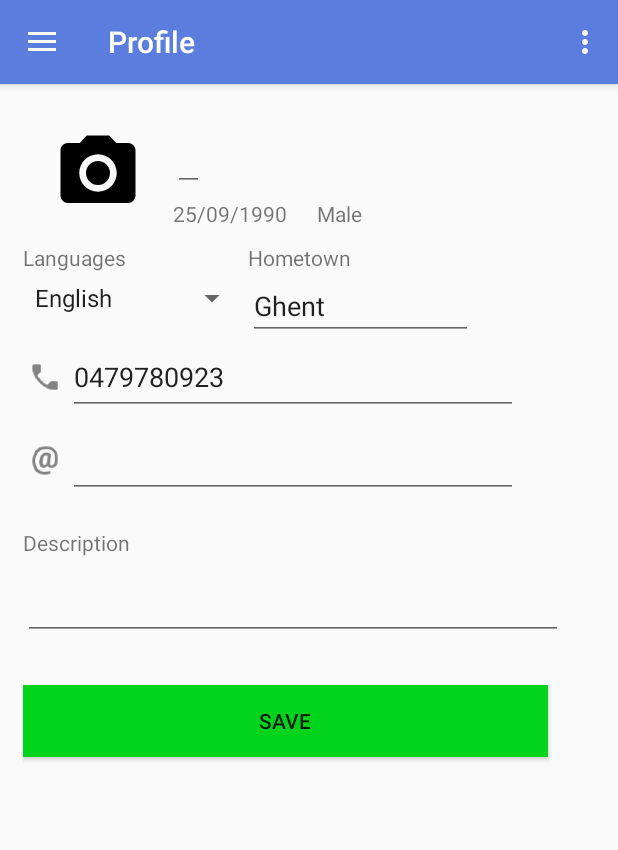
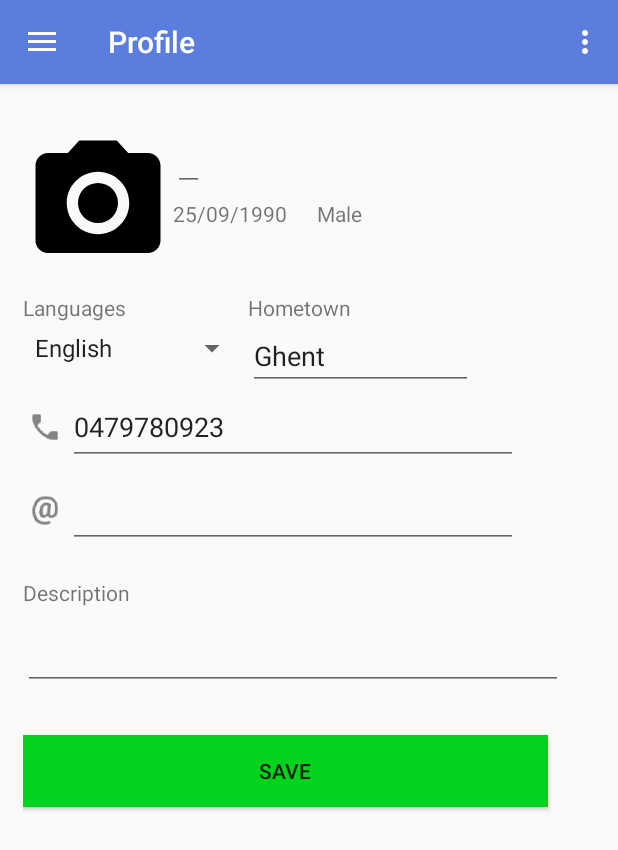
Before and after one commit to FBeuselinck/HelLOCAL, an Android app: the screen it shows after launch once a user with an empty profile is signed in (MainActivity), after a tap on "Profile", on a phone screen of 412 x 824 dp. Shown: the top 850 px of the screen. Run offline under Robolectric (Android 15) with nearby library versions, the phone set to English and light mode, and no system bars; our stand-ins replace Firebase (no records; nobody signed in at launch, a user with empty details on screens opened directly), Picasso; pictures from the network do not load; 1 other tap on this screen came first.

Commit message:
Ability to change profile picture

```diff
--- a/app/build.gradle
+++ b/app/build.gradle
@@ -32,6 +32,8 @@ dependencies {
     compile 'com.google.firebase:firebase-core:9.8.0'
     compile 'com.google.firebase:firebase-auth:9.8.0'
     compile 'com.google.firebase:firebase-database:9.8.0'
+    compile 'com.google.firebase:firebase-storage:9.8.0'
+    compile 'com.firebaseui:firebase-ui-storage:0.6.0'
     compile 'com.firebaseui:firebase-ui:0.4.4'
     compile 'com.google.android.gms:play-services-auth:9.8.0'
     compile 'com.android.support:design:23.4.0'
@@ -40,6 +42,7 @@ dependencies {
     compile 'com.android.support:recyclerview-v7:23.4.0'
     compile 'com.yahoo.mobile.client.android.util.rangeseekbar:rangeseekbar-library:0.1.0'
     testCompile 'junit:junit:4.12'
+    compile 'com.squareup.picasso:picasso:2.5.2'
 
 
 }
--- a/app/src/main/AndroidManifest.xml
+++ b/app/src/main/AndroidManifest.xml
@@ -9,6 +9,7 @@
     <uses-permission android:name="android.permission.USE_CREDENTIALS" />
     <uses-permission android:name="android.permission.READ_PROFILE" />
     <uses-permission android:name="android.permission.READ_CONTACTS" />
+
 
     <application
         android:allowBackup="true"
--- a/app/src/main/java/be/howest/nmct/hellocal/ProfileFragment.java
+++ b/app/src/main/java/be/howest/nmct/hellocal/ProfileFragment.java
@@ -1,6 +1,8 @@
 package be.howest.nmct.hellocal;
 
 
+import android.content.Intent;
+import android.net.Uri;
 import android.os.Bundle;
 import android.support.annotation.NonNull;
 import android.support.v4.app.Fragment;
@@ -9,6 +11,7 @@ import android.view.View;
 import android.view.ViewGroup;
 import android.widget.Button;
 import android.widget.EditText;
+import android.widget.ImageView;
 import android.widget.Toast;
 
 import com.google.android.gms.tasks.OnCompleteListener;
@@ -16,6 +19,7 @@ import com.google.android.gms.tasks.Task;
 import com.google.firebase.auth.FirebaseAuth;
 import com.google.firebase.auth.FirebaseUser;
 import com.google.firebase.auth.UserProfileChangeRequest;
+import com.squareup.picasso.Picasso;
 
 
 /**
@@ -25,8 +29,14 @@ public class ProfileFragment extends Fragment {
 
     EditText editTextMail, editTextName;
     Button buttonSave;
+    ImageView imageViewProfilePic;
     String stringChangeName = "Change full name here";
+    String stringUserId;
     FirebaseUser mUser;
+
+
+
+
     public ProfileFragment() {
         // Required empty public constructor
     }
@@ -39,6 +49,8 @@ public class ProfileFragment extends Fragment {
 
         editTextMail = (EditText) view.findViewById(R.id.editText_Profile_mail);
         editTextName = (EditText) view.findViewById(R.id.editText_Profile_Name);
+
+        imageViewProfilePic = (ImageView) view.findViewById(R.id.image_profile);
 
         buttonSave = (Button) view.findViewById(R.id.btnSave);
 
@@ -54,16 +66,27 @@ public class ProfileFragment extends Fragment {
             }
         });
 
+        imageViewProfilePic.setOnClickListener(new View.OnClickListener() {
+            @Override
+            public void onClick(View v) {
+                UploadProfilePic();
+            }
+        });
+
         // Inflate the layout for this fragment
         return view;
     }
 
     private void showDetails()
     {
+        mUser = FirebaseAuth.getInstance().getCurrentUser();
+
         if(mUser != null)
         {
             String name = mUser.getDisplayName();
             String email = mUser.getEmail();
+            Uri photoUrl = mUser.getPhotoUrl();
+            stringUserId = mUser.getUid();
 
             editTextMail.setText(email);
             if(name != null)
@@ -74,9 +97,26 @@ public class ProfileFragment extends Fragment {
                 editTextName.setText("");
                 editTextName.setHint(stringChangeName);
             }
+            if(photoUrl != null)
+            {
+
+                Picasso.with(this.getContext()).load(photoUrl.toString()).into(imageViewProfilePic);
+            }
+
+
         }
 
     }
+
+
+    private void UploadProfilePic()
+    {
+        Intent intent = new Intent();
+        intent.setType("image/*");
+        intent.setAction(Intent.ACTION_GET_CONTENT);
+        startActivityForResult(Intent.createChooser(intent,"Chose profile picture"),1);
+    }
+
 
     private void saveDetails()
     {
@@ -102,7 +142,11 @@ public class ProfileFragment extends Fragment {
 
         }
 
-        if(booleanChangeFound) Toast.makeText(getContext(), "Changes made", Toast.LENGTH_SHORT).show();
+        if(booleanChangeFound)
+        {
+            Toast.makeText(getContext(), "Changes made", Toast.LENGTH_SHORT).show();
+            showDetails();
+        }
 
 
     }
--- a/app/src/main/res/layout/fragment_profile.xml
+++ b/app/src/main/res/layout/fragment_profile.xml
@@ -23,10 +23,11 @@
 
 
             <ImageView
-                android:id="@+id/imagePhoto"
+                android:id="@+id/image_profile"
                 android:layout_width="100dp"
-                android:layout_height="60dp"
-                android:src="@drawable/ic_menu_camera" />
+                android:layout_height="100dp"
+                android:src="@drawable/ic_menu_camera"
+                android:scaleType="centerCrop"/>
 
             <LinearLayout
                 android:id="@+id/LinearLayoutsz3"
```
Also changed, not shown: app/src/main/java/be/howest/nmct/hellocal/MainActivity.java (+71 -1 lines).
